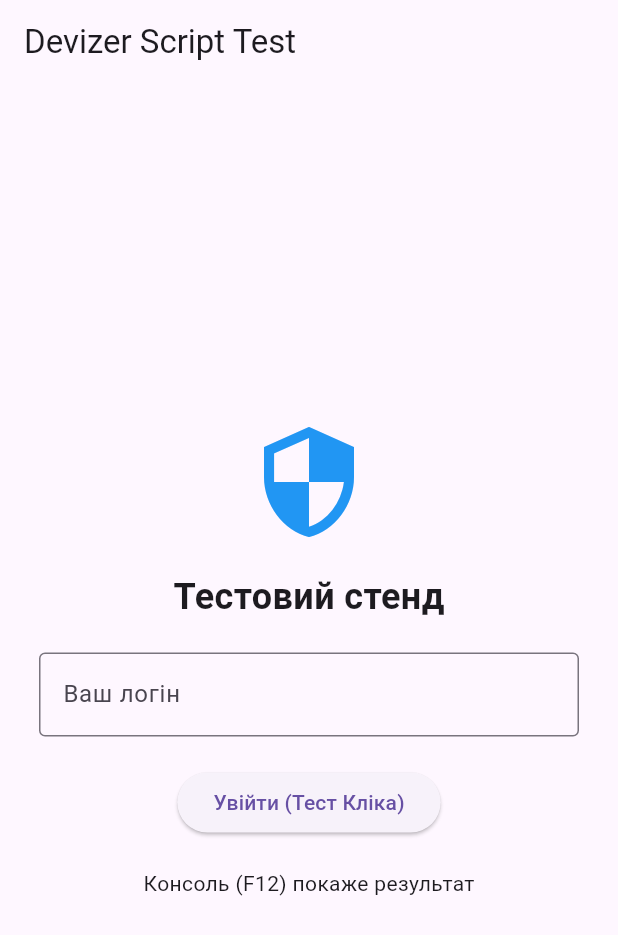
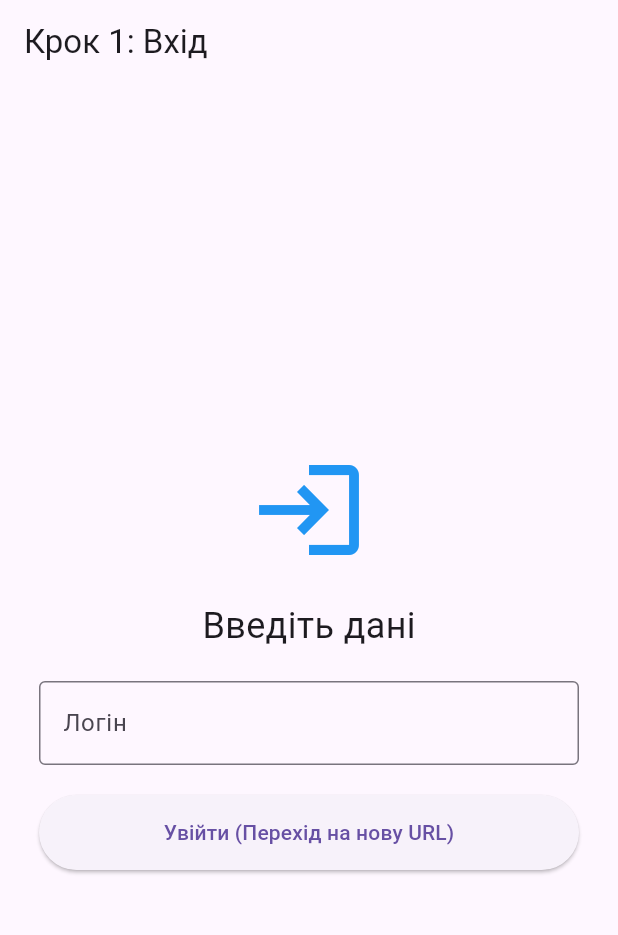
Before and after one commit to KIS-IT-PRODUCTION/tracking_test, a Flutter app: the screen it shows after launch, on a phone screen of 412 x 824 dp. Shown: the top 935 px of the screen. Run offline on Flutter 3.47's test engine with Material 3 defaults, Android fonts, the phone set to English and light mode, and no system bars.

Commit message:
add new page

```diff
--- a/lib/main.dart
+++ b/lib/main.dart
@@ -1,5 +1,4 @@
 import 'package:flutter/material.dart';
-import 'dart:js' as js;
 
 void main() {
   runApp(const MyApp());
@@ -15,7 +14,11 @@ class MyApp extends StatelessWidget {
       theme: ThemeData(
         primarySwatch: Colors.blue,
       ),
-      home: const TestPage(),
+      initialRoute: '/',
+      routes: {
+        '/': (context) => const TestPage(),
+        '/finish': (context) => const FinishPage(),
+      },
     );
   }
 }
@@ -30,62 +33,82 @@ class TestPage extends StatefulWidget {
 class _TestPageState extends State<TestPage> {
   final TextEditingController _loginController = TextEditingController();
 
-  void _simulateLogin() {
-    print("Flutter: Кнопку натиснуто");
-
-    showDialog(
-      context: context,
-      builder: (context) => AlertDialog(
-        title: const Text("Тест"),
-        content: Text("Вхід виконано для: ${_loginController.text}\nПеревірте консоль браузера!"),
-        actions: [
-          TextButton(
-            onPressed: () => Navigator.pop(context),
-            child: const Text("OK"),
-          ),
-        ],
-      ),
-    );
+  void _onLoginPressed() {
+    print("Перехід на сторінку завершення...");
+    Navigator.pushNamed(context, '/finish');
   }
 
   @override
   Widget build(BuildContext context) {
     return Scaffold(
-      appBar: AppBar(title: const Text("Devizer Script Test")),
+      appBar: AppBar(title: const Text("Крок 1: Вхід")),
       body: Center(
-        child: SingleChildScrollView(
         child: Container(
           constraints: const BoxConstraints(maxWidth: 400),
           padding: const EdgeInsets.all(20),
           child: Column(
             mainAxisAlignment: MainAxisAlignment.center,
             children: [
-                const Icon(Icons.security, size: 80, color: Colors.blue),
+              const Icon(Icons.login, size: 80, color: Colors.blue),
               const SizedBox(height: 20),
-                const Text(
-                  "Тестовий стенд",
-                  style: TextStyle(fontSize: 24, fontWeight: FontWeight.bold),
-                ),
+              const Text("Введіть дані", style: TextStyle(fontSize: 24)),
               const SizedBox(height: 20),
               TextField(
                 controller: _loginController,
                 decoration: const InputDecoration(
-                    labelText: "Ваш логін",
+                  labelText: "Логін",
                   border: OutlineInputBorder(),
                 ),
               ),
               const SizedBox(height: 20),
               ElevatedButton(
-                  onPressed: _simulateLogin,
-                  child: const Text("Увійти (Тест Кліка)"),
+                onPressed: _onLoginPressed,
+                style: ElevatedButton.styleFrom(
+                  minimumSize: const Size(double.infinity, 50),
                 ),
-                const SizedBox(height: 20),
-                const Text("Консоль (F12) покаже результат"),
+                child: const Text("Увійти (Перехід на нову URL)"),
+              ),
             ],
-            ),
           ),
         ),
       ),
     );
   }
 }
+
+class FinishPage extends StatelessWidget {
+  const FinishPage({super.key});
+
+  @override
+  Widget build(BuildContext context) {
+    return Scaffold(
+      appBar: AppBar(title: const Text("Крок 2: Успіх")),
+      backgroundColor: Colors.green[50],
+      body: Center(
+        child: Column(
+          mainAxisAlignment: MainAxisAlignment.center,
+          children: [
+            const Icon(Icons.check_circle, size: 100, color: Colors.green),
+            const SizedBox(height: 20),
+            const Text(
+              "Успішно!",
+              style: TextStyle(fontSize: 30, fontWeight: FontWeight.bold, color: Colors.green),
+            ),
+            const SizedBox(height: 10),
+            const Text(
+              "Ви на сторінці /finish",
+              style: TextStyle(fontSize: 16),
+            ),
+            const SizedBox(height: 30),
+            ElevatedButton(
+              onPressed: () {
+                Navigator.pop(context);
+              },
+              child: const Text("Повернутися назад"),
+            ),
+          ],
+        ),
+      ),
+    );
+  }
+}
--- a/pubspec.yaml
+++ b/pubspec.yaml
@@ -34,6 +34,7 @@ dependencies:
   # The following adds the Cupertino Icons font to your application.
   # Use with the CupertinoIcons class for iOS style icons.
   cupertino_icons: ^1.0.8
+  http: ^1.6.0
 
 dev_dependencies:
   flutter_test:
```
Also changed, not shown: docs/assets/fonts/MaterialIcons-Regular.otf, pubspec.lock, 5 other files. Lines whose indentation alone changed are shown as unchanged.
